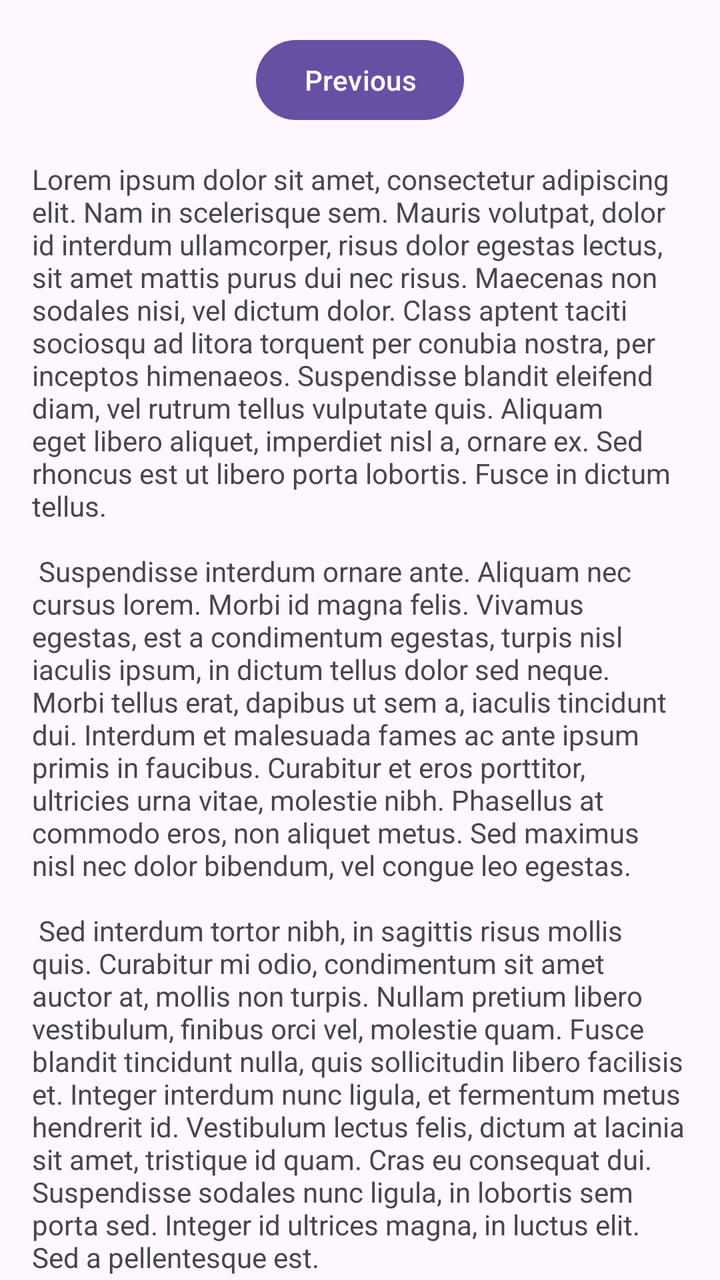
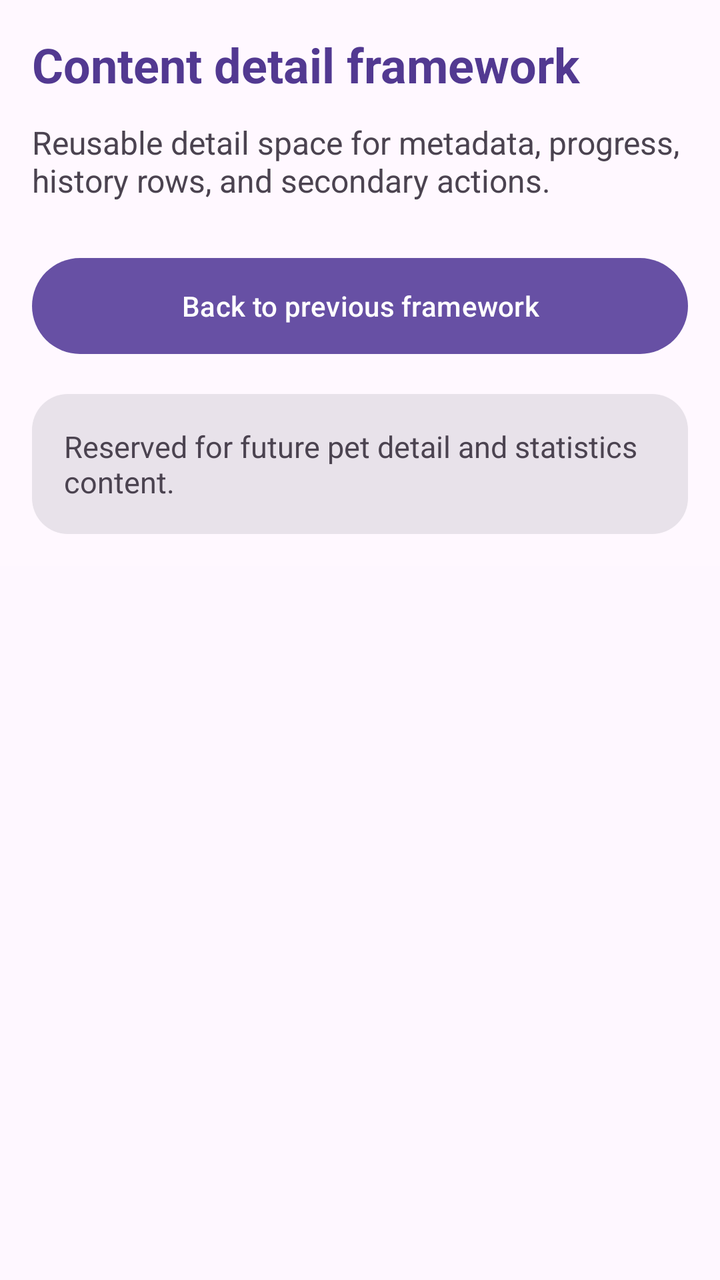

An Android layout rendered at two revisions. The XML below is the earlier revision; the diff shows what the commit changed to produce the second picture.
<!-- AndroidManifest.xml: application theme Theme.FocusPet -->
<!-- res/layout/fragment_second.xml -->
<?xml version="1.0" encoding="utf-8"?>
<androidx.core.widget.NestedScrollView xmlns:android="http://schemas.android.com/apk/res/android"
    xmlns:app="http://schemas.android.com/apk/res-auto"
    xmlns:tools="http://schemas.android.com/tools"
    android:layout_width="match_parent"
    android:layout_height="match_parent"
    tools:context=".SecondFragment">

    <androidx.constraintlayout.widget.ConstraintLayout
        android:layout_width="match_parent"
        android:layout_height="match_parent"
        android:padding="16dp">

        <Button
            android:id="@+id/button_second"
            android:layout_width="wrap_content"
            android:layout_height="wrap_content"
            android:text="@string/previous"
            app:layout_constraintBottom_toTopOf="@id/textview_second"
            app:layout_constraintEnd_toEndOf="parent"
            app:layout_constraintStart_toStartOf="parent"
            app:layout_constraintTop_toTopOf="parent" />

        <TextView
            android:id="@+id/textview_second"
            android:layout_width="wrap_content"
            android:layout_height="wrap_content"
            android:layout_marginTop="16dp"
            android:text="@string/lorem_ipsum"
            app:layout_constraintBottom_toBottomOf="parent"
            app:layout_constraintEnd_toEndOf="parent"
            app:layout_constraintStart_toStartOf="parent"
            app:layout_constraintTop_toBottomOf="@id/button_second" />
    </androidx.constraintlayout.widget.ConstraintLayout>
</androidx.core.widget.NestedScrollView>
<!-- resources referenced by this layout -->
<resources>
  <string name="lorem_ipsum">
          Lorem ipsum dolor sit amet, consectetur adipiscing elit. Nam in scelerisque sem. Mauris
          volutpat, dolor id interdum ullamcorper, risus dolor egestas lectus, sit amet mattis purus
          dui nec risus. Maecenas non sodales nisi, vel dictum dolor. Class aptent taciti sociosqu ad
          litora torquent per conubia nostra, per inceptos himenaeos. Suspendisse blandit eleifend
          diam, vel rutrum tellus vulputate quis. Aliquam eget libero aliquet, imperdiet nisl a,
          ornare ex. Sed rhoncus est ut libero porta lobortis. Fusce in dictum tellus.\n\n
          Suspendisse interdum ornare ante. Aliquam nec cursus lorem. Morbi id magna felis. Vivamus
          egestas, est a condimentum egestas, turpis nisl iaculis ipsum, in dictum tellus dolor sed
          neque. Morbi tellus erat, dapibus ut sem a, iaculis tincidunt dui. Interdum et malesuada
          fames ac ante ipsum primis in faucibus. Curabitur et eros porttitor, ultricies urna vitae,
          molestie nibh. Phasellus at commodo eros, non aliquet metus. Sed maximus nisl nec dolor
          bibendum, vel congue leo egestas.\n\n
          Sed interdum tortor nibh, in sagittis risus mollis quis. Curabitur mi odio, condimentum sit
          amet auctor at, mollis non turpis. Nullam pretium libero vestibulum, finibus orci vel,
          molestie quam. Fusce blandit tincidunt nulla, quis sollicitudin libero facilisis et. Integer
          interdum nunc ligula, et fermentum metus hendrerit id. Vestibulum lectus felis, dictum at
          lacinia sit amet, tristique id quam. Cras eu consequat dui. Suspendisse sodales nunc ligula,
          in lobortis sem porta sed. Integer id ultrices magna, in luctus elit. Sed a pellentesque
          est.\n\n
          Aenean nunc velit, lacinia sed dolor sed, ultrices viverra nulla. Etiam a venenatis nibh.
          Morbi laoreet, tortor sed facilisis varius, nibh orci rhoncus nulla, id elementum leo dui
          non lorem. Nam mollis ipsum quis auctor varius. Quisque elementum eu libero sed commodo. In
          eros nisl, imperdiet vel imperdiet et, scelerisque a mauris. Pellentesque varius ex nunc,
          quis imperdiet eros placerat ac. Duis finibus orci et est auctor tincidunt. Sed non viverra
          ipsum. Nunc quis augue egestas, cursus lorem at, molestie sem. Morbi a consectetur ipsum, a
          placerat diam. Etiam vulputate dignissim convallis. Integer faucibus mauris sit amet finibus
          convallis.\n\n
          Phasellus in aliquet mi. Pellentesque habitant morbi tristique senectus et netus et
          malesuada fames ac turpis egestas. In volutpat arcu ut felis sagittis, in finibus massa
          gravida. Pellentesque id tellus orci. Integer dictum, lorem sed efficitur ullamcorper,
          libero justo consectetur ipsum, in mollis nisl ex sed nisl. Donec maximus ullamcorper
          sodales. Praesent bibendum rhoncus tellus nec feugiat. In a ornare nulla. Donec rhoncus
          libero vel nunc consequat, quis tincidunt nisl eleifend. Cras bibendum enim a justo luctus
          vestibulum. Fusce dictum libero quis erat maximus, vitae volutpat diam dignissim.
      </string>
  <string name="previous">Previous</string>
  <style name="Theme.FocusPet" parent="Base.Theme.FocusPet" />
  <style name="Base.Theme.FocusPet" parent="Theme.Material3.DayNight.NoActionBar">
          
          
      </style>
</resources>

<!-- the commit's change to res/layout/fragment_second.xml (unified diff, before → after) -->
@@ -9,24 +9,54 @@
     <androidx.constraintlayout.widget.ConstraintLayout
         android:layout_width="match_parent"
         android:layout_height="match_parent"
+        android:background="@color/focuspet_surface"
         android:padding="16dp">
 
-        <Button
-            android:id="@+id/button_second"
-            android:layout_width="wrap_content"
+        <TextView
+            android:id="@+id/second_section_title"
+            android:layout_width="0dp"
             android:layout_height="wrap_content"
-            android:text="@string/previous"
-            app:layout_constraintBottom_toTopOf="@id/textview_second"
+            android:text="Content detail framework"
+            android:textColor="@color/focuspet_purple_dark"
+            android:textSize="24sp"
+            android:textStyle="bold"
             app:layout_constraintEnd_toEndOf="parent"
             app:layout_constraintStart_toStartOf="parent"
             app:layout_constraintTop_toTopOf="parent" />
 
         <TextView
+            android:id="@+id/second_section_description"
+            android:layout_width="0dp"
+            android:layout_height="wrap_content"
+            android:layout_marginTop="12dp"
+            android:text="Reusable detail space for metadata, progress, history rows, and secondary actions."
+            android:textColor="@color/focuspet_muted_text"
+            android:textSize="16sp"
+            app:layout_constraintEnd_toEndOf="parent"
+            app:layout_constraintStart_toStartOf="parent"
+            app:layout_constraintTop_toBottomOf="@id/second_section_title" />
+
+        <Button
+            android:id="@+id/button_second"
+            android:layout_width="0dp"
+            android:layout_height="56dp"
+            android:layout_marginTop="24dp"
+            android:text="Back to previous framework"
+            app:layout_constraintBottom_toTopOf="@id/textview_second"
+            app:layout_constraintEnd_toEndOf="parent"
+            app:layout_constraintStart_toStartOf="parent"
+            app:layout_constraintTop_toBottomOf="@id/second_section_description" />
+
+        <TextView
             android:id="@+id/textview_second"
-            android:layout_width="wrap_content"
+            android:layout_width="0dp"
             android:layout_height="wrap_content"
             android:layout_marginTop="16dp"
-            android:text="@string/lorem_ipsum"
+            android:background="@drawable/bg_focuspet_card"
+            android:padding="16dp"
+            android:text="Reserved for future pet detail and statistics content."
+            android:textColor="@color/focuspet_muted_text"
+            android:textSize="15sp"
             app:layout_constraintBottom_toBottomOf="parent"
             app:layout_constraintEnd_toEndOf="parent"
             app:layout_constraintStart_toStartOf="parent"
<!-- resource entries referenced after the edit -->
@@ -1,43 +1,17 @@
 <!-- resources referenced by this layout -->
 <resources>
-  <string name="lorem_ipsum">
-          Lorem ipsum dolor sit amet, consectetur adipiscing elit. Nam in scelerisque sem. Mauris
-          volutpat, dolor id interdum ullamcorper, risus dolor egestas lectus, sit amet mattis purus
-          dui nec risus. Maecenas non sodales nisi, vel dictum dolor. Class aptent taciti sociosqu ad
-          litora torquent per conubia nostra, per inceptos himenaeos. Suspendisse blandit eleifend
-          diam, vel rutrum tellus vulputate quis. Aliquam eget libero aliquet, imperdiet nisl a,
-          ornare ex. Sed rhoncus est ut libero porta lobortis. Fusce in dictum tellus.\n\n
-          Suspendisse interdum ornare ante. Aliquam nec cursus lorem. Morbi id magna felis. Vivamus
-          egestas, est a condimentum egestas, turpis nisl iaculis ipsum, in dictum tellus dolor sed
-          neque. Morbi tellus erat, dapibus ut sem a, iaculis tincidunt dui. Interdum et malesuada
-          fames ac ante ipsum primis in faucibus. Curabitur et eros porttitor, ultricies urna vitae,
-          molestie nibh. Phasellus at commodo eros, non aliquet metus. Sed maximus nisl nec dolor
-          bibendum, vel congue leo egestas.\n\n
-          Sed interdum tortor nibh, in sagittis risus mollis quis. Curabitur mi odio, condimentum sit
-          amet auctor at, mollis non turpis. Nullam pretium libero vestibulum, finibus orci vel,
-          molestie quam. Fusce blandit tincidunt nulla, quis sollicitudin libero facilisis et. Integer
-          interdum nunc ligula, et fermentum metus hendrerit id. Vestibulum lectus felis, dictum at
-          lacinia sit amet, tristique id quam. Cras eu consequat dui. Suspendisse sodales nunc ligula,
-          in lobortis sem porta sed. Integer id ultrices magna, in luctus elit. Sed a pellentesque
-          est.\n\n
-          Aenean nunc velit, lacinia sed dolor sed, ultrices viverra nulla. Etiam a venenatis nibh.
-          Morbi laoreet, tortor sed facilisis varius, nibh orci rhoncus nulla, id elementum leo dui
-          non lorem. Nam mollis ipsum quis auctor varius. Quisque elementum eu libero sed commodo. In
-          eros nisl, imperdiet vel imperdiet et, scelerisque a mauris. Pellentesque varius ex nunc,
-          quis imperdiet eros placerat ac. Duis finibus orci et est auctor tincidunt. Sed non viverra
-          ipsum. Nunc quis augue egestas, cursus lorem at, molestie sem. Morbi a consectetur ipsum, a
-          placerat diam. Etiam vulputate dignissim convallis. Integer faucibus mauris sit amet finibus
-          convallis.\n\n
-          Phasellus in aliquet mi. Pellentesque habitant morbi tristique senectus et netus et
-          malesuada fames ac turpis egestas. In volutpat arcu ut felis sagittis, in finibus massa
-          gravida. Pellentesque id tellus orci. Integer dictum, lorem sed efficitur ullamcorper,
-          libero justo consectetur ipsum, in mollis nisl ex sed nisl. Donec maximus ullamcorper
-          sodales. Praesent bibendum rhoncus tellus nec feugiat. In a ornare nulla. Donec rhoncus
-          libero vel nunc consequat, quis tincidunt nisl eleifend. Cras bibendum enim a justo luctus
-          vestibulum. Fusce dictum libero quis erat maximus, vitae volutpat diam dignissim.
-      </string>
-  <string name="previous">Previous</string>
+  <color name="focuspet_muted_text">#FF4B4350</color>
+  <color name="focuspet_purple_dark">#FF523991</color>
+  <color name="focuspet_surface">#FFFFF8FF</color>
+  <!-- drawable bg_focuspet_card (drawable) -->
+  <?xml version="1.0" encoding="utf-8"?>
+  <shape xmlns:android="http://schemas.android.com/apk/res/android">
+      <solid android:color="@color/focuspet_card" />
+      <corners android:radius="@dimen/focuspet_card_radius" />
+  </shape>
   <style name="Theme.FocusPet" parent="Base.Theme.FocusPet" />
+  <color name="focuspet_card">#FFE8E2EA</color>
+  <dimen name="focuspet_card_radius">18dp</dimen>
   <style name="Base.Theme.FocusPet" parent="Theme.Material3.DayNight.NoActionBar">
           
           
